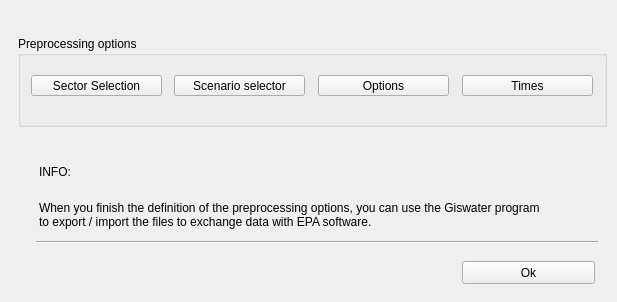
Before: the Qt Designer form ui/file_manager.ui in Giswater/giswater_qgis_plugin, drawn with Qt 5.
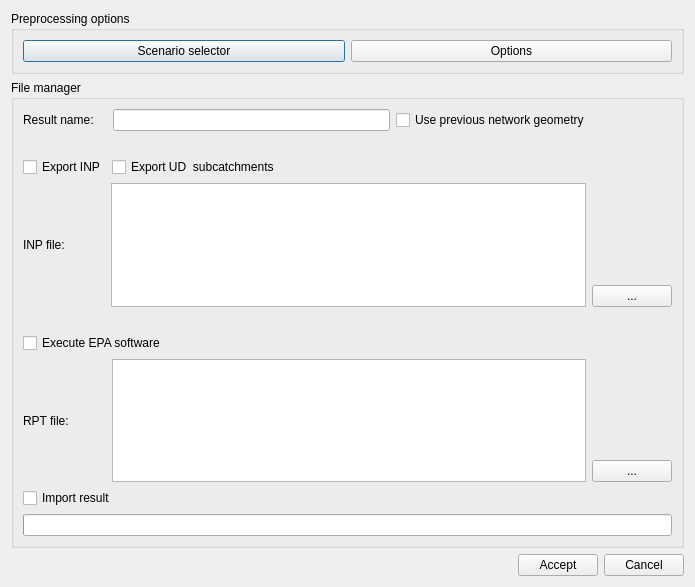
After: the same form once the commit is applied.

Diff of the .ui file:
```diff
--- a/ui/file_manager.ui
+++ b/ui/file_manager.ui
@@ -6,331 +6,376 @@
    <rect>
     <x>0</x>
     <y>0</y>
-    <width>617</width>
-    <height>302</height>
+    <width>695</width>
+    <height>587</height>
    </rect>
   </property>
-  <property name="sizePolicy">
-   <sizepolicy hsizetype="Fixed" vsizetype="Fixed">
-    <horstretch>0</horstretch>
-    <verstretch>0</verstretch>
-   </sizepolicy>
-  </property>
   <property name="windowTitle">
    <string>File manager</string>
   </property>
-  <widget class="QPushButton" name="btn_accept">
-   <property name="geometry">
-    <rect>
-     <x>642</x>
-     <y>588</y>
-     <width>81</width>
-     <height>23</height>
-    </rect>
-   </property>
-   <property name="text">
-    <string>Accept</string>
-   </property>
-  </widget>
-  <widget class="QPushButton" name="btn_cancel">
-   <property name="geometry">
-    <rect>
-     <x>462</x>
-     <y>261</y>
-     <width>133</width>
-     <height>23</height>
-    </rect>
-   </property>
-   <property name="text">
-    <string>Ok</string>
-   </property>
-  </widget>
-  <widget class="QGroupBox" name="groupBox">
-   <property name="geometry">
-    <rect>
-     <x>18</x>
-     <y>36</y>
-     <width>589</width>
-     <height>91</height>
-    </rect>
-   </property>
-   <property name="title">
-    <string>Preprocessing options</string>
-   </property>
-   <widget class="QPushButton" name="btn_times">
-    <property name="geometry">
-     <rect>
-      <x>444</x>
-      <y>39</y>
-      <width>131</width>
-      <height>21</height>
-     </rect>
-    </property>
-    <property name="text">
-     <string>Times</string>
-    </property>
-   </widget>
-   <widget class="QPushButton" name="btn_hs_ds">
-    <property name="geometry">
-     <rect>
-      <x>156</x>
-      <y>39</y>
-      <width>131</width>
-      <height>21</height>
-     </rect>
-    </property>
-    <property name="text">
-     <string>Scenario selector</string>
-    </property>
-   </widget>
-   <widget class="QPushButton" name="btn_sector_selection">
-    <property name="geometry">
-     <rect>
-      <x>13</x>
-      <y>39</y>
-      <width>131</width>
-      <height>21</height>
-     </rect>
-    </property>
-    <property name="text">
-     <string>Sector Selection</string>
-    </property>
-   </widget>
-   <widget class="QPushButton" name="btn_options">
-    <property name="geometry">
-     <rect>
-      <x>300</x>
-      <y>39</y>
-      <width>131</width>
-      <height>21</height>
-     </rect>
-    </property>
-    <property name="text">
-     <string>Options</string>
-    </property>
-   </widget>
-  </widget>
-  <widget class="QGroupBox" name="groupBox_3">
-   <property name="geometry">
-    <rect>
-     <x>27</x>
-     <y>576</y>
-     <width>580</width>
-     <height>304</height>
-    </rect>
-   </property>
-   <property name="title">
-    <string>File manager</string>
-   </property>
-   <widget class="QCheckBox" name="chk_export_subcatch">
-    <property name="geometry">
-     <rect>
-      <x>147</x>
-      <y>69</y>
-      <width>191</width>
-      <height>17</height>
-     </rect>
-    </property>
-    <property name="text">
-     <string>Export subcatchments</string>
-    </property>
-   </widget>
-   <widget class="QTextEdit" name="txt_file_inp">
-    <property name="geometry">
-     <rect>
-      <x>147</x>
-      <y>99</y>
-      <width>331</width>
-      <height>61</height>
-     </rect>
-    </property>
-   </widget>
-   <widget class="QLabel" name="label">
-    <property name="geometry">
-     <rect>
-      <x>97</x>
-      <y>109</y>
-      <width>46</width>
-      <height>13</height>
-     </rect>
-    </property>
-    <property name="text">
-     <string>INP file:</string>
-    </property>
-   </widget>
-   <widget class="QCheckBox" name="chk_import">
-    <property name="geometry">
-     <rect>
-      <x>7</x>
-      <y>269</y>
-      <width>131</width>
-      <height>17</height>
-     </rect>
-    </property>
-    <property name="text">
-     <string>Import results</string>
-    </property>
-   </widget>
-   <widget class="QLabel" name="label_3">
-    <property name="geometry">
-     <rect>
-      <x>67</x>
-      <y>29</y>
-      <width>81</width>
-      <height>20</height>
-     </rect>
-    </property>
-    <property name="text">
-     <string>Result name:</string>
-    </property>
-   </widget>
-   <widget class="QCheckBox" name="chk_export">
-    <property name="geometry">
-     <rect>
-      <x>7</x>
-      <y>69</y>
-      <width>111</width>
-      <height>17</height>
-     </rect>
-    </property>
-    <property name="text">
-     <string>Export INP</string>
-    </property>
-   </widget>
-   <widget class="QLabel" name="label_2">
-    <property name="geometry">
-     <rect>
-      <x>97</x>
-      <y>219</y>
-      <width>46</width>
-      <height>13</height>
-     </rect>
-    </property>
-    <property name="text">
-     <string>RPT file:</string>
-    </property>
-   </widget>
-   <widget class="QTextEdit" name="txt_file_rpt">
-    <property name="geometry">
-     <rect>
-      <x>147</x>
-      <y>199</y>
-      <width>331</width>
-      <height>61</height>
-     </rect>
-    </property>
-   </widget>
-   <widget class="QLineEdit" name="txt_result_name">
-    <property name="geometry">
-     <rect>
-      <x>147</x>
-      <y>29</y>
-      <width>331</width>
-      <height>21</height>
-     </rect>
-    </property>
-    <property name="text">
-     <string/>
-    </property>
-   </widget>
-   <widget class="QPushButton" name="btn_file_inp">
-    <property name="geometry">
-     <rect>
-      <x>487</x>
-      <y>139</y>
-      <width>85</width>
-      <height>23</height>
-     </rect>
-    </property>
-    <property name="text">
-     <string>...</string>
-    </property>
-   </widget>
-   <widget class="QCheckBox" name="chk_exec">
-    <property name="geometry">
-     <rect>
-      <x>7</x>
-      <y>169</y>
-      <width>171</width>
-      <height>17</height>
-     </rect>
-    </property>
-    <property name="text">
-     <string>Execute EPA software</string>
-    </property>
-   </widget>
-   <widget class="QPushButton" name="btn_file_rpt">
-    <property name="geometry">
-     <rect>
-      <x>487</x>
-      <y>239</y>
-      <width>82</width>
-      <height>23</height>
-     </rect>
-    </property>
-    <property name="text">
-     <string>...</string>
-    </property>
-   </widget>
-   <widget class="QCheckBox" name="chk_only_check">
-    <property name="geometry">
-     <rect>
-      <x>489</x>
-      <y>33</y>
-      <width>88</width>
-      <height>17</height>
-     </rect>
-    </property>
-    <property name="text">
-     <string>only check</string>
-    </property>
-   </widget>
-  </widget>
-  <widget class="QLabel" name="label_4">
-   <property name="geometry">
-    <rect>
-     <x>39</x>
-     <y>201</y>
-     <width>511</width>
-     <height>61</height>
-    </rect>
-   </property>
-   <property name="text">
-    <string>When you finish the definition of the preprocessing options, you can use the Giswater program to export / import the files to exchange data with EPA software.</string>
-   </property>
-   <property name="alignment">
-    <set>Qt::AlignLeading|Qt::AlignLeft|Qt::AlignTop</set>
-   </property>
-   <property name="wordWrap">
-    <bool>true</bool>
-   </property>
-  </widget>
-  <widget class="QLabel" name="label_5">
-   <property name="geometry">
-    <rect>
-     <x>39</x>
-     <y>162</y>
-     <width>81</width>
-     <height>20</height>
-    </rect>
-   </property>
-   <property name="text">
-    <string>INFO:</string>
-   </property>
-  </widget>
-  <widget class="Line" name="line">
-   <property name="geometry">
-    <rect>
-     <x>36</x>
-     <y>234</y>
-     <width>562</width>
-     <height>16</height>
-    </rect>
-   </property>
-   <property name="orientation">
-    <enum>Qt::Horizontal</enum>
-   </property>
-  </widget>
+  <layout class="QGridLayout" name="gridLayout" rowstretch="0,0" columnminimumwidth="0">
+   <item row="0" column="0">
+    <layout class="QVBoxLayout" name="verticalLayout_2">
+     <item>
+      <widget class="QGroupBox" name="groupBox">
+       <property name="sizePolicy">
+        <sizepolicy hsizetype="Minimum" vsizetype="Fixed">
+         <horstretch>0</horstretch>
+         <verstretch>0</verstretch>
+        </sizepolicy>
+       </property>
+       <property name="minimumSize">
+        <size>
+         <width>0</width>
+         <height>0</height>
+        </size>
+       </property>
+       <property name="title">
+        <string>Preprocessing options</string>
+       </property>
+       <layout class="QHBoxLayout" name="horizontalLayout">
+        <item>
+         <widget class="QPushButton" name="btn_hs_ds">
+          <property name="sizePolicy">
+           <sizepolicy hsizetype="Minimum" vsizetype="Fixed">
+            <horstretch>0</horstretch>
+            <verstretch>0</verstretch>
+           </sizepolicy>
+          </property>
+          <property name="text">
+           <string>Scenario selector</string>
+          </property>
+         </widget>
+        </item>
+        <item>
+         <widget class="QPushButton" name="btn_options">
+          <property name="sizePolicy">
+           <sizepolicy hsizetype="Minimum" vsizetype="Fixed">
+            <horstretch>0</horstretch>
+            <verstretch>0</verstretch>
+           </sizepolicy>
+          </property>
+          <property name="text">
+           <string>Options</string>
+          </property>
+         </widget>
+        </item>
+       </layout>
+      </widget>
+     </item>
+     <item>
+      <widget class="QGroupBox" name="groupBox_2">
+       <property name="sizePolicy">
+        <sizepolicy hsizetype="Minimum" vsizetype="Minimum">
+         <horstretch>0</horstretch>
+         <verstretch>0</verstretch>
+        </sizepolicy>
+       </property>
+       <property name="title">
+        <string>File manager</string>
+       </property>
+       <layout class="QVBoxLayout" name="verticalLayout">
+        <item>
+         <layout class="QHBoxLayout" name="horizontalLayout_3">
+          <item>
+           <widget class="QLabel" name="label_3">
+            <property name="sizePolicy">
+             <sizepolicy hsizetype="Fixed" vsizetype="Preferred">
+              <horstretch>0</horstretch>
+              <verstretch>0</verstretch>
+             </sizepolicy>
+            </property>
+            <property name="text">
+             <string>Result name:    </string>
+            </property>
+           </widget>
+          </item>
+          <item>
+           <widget class="QLineEdit" name="txt_result_name">
+            <property name="sizePolicy">
+             <sizepolicy hsizetype="Minimum" vsizetype="Fixed">
+              <horstretch>0</horstretch>
+              <verstretch>0</verstretch>
+             </sizepolicy>
+            </property>
+            <property name="text">
+             <string/>
+            </property>
+           </widget>
+          </item>
+          <item>
+           <widget class="QCheckBox" name="chk_only_check">
+            <property name="text">
+             <string>Use previous network geometry</string>
+            </property>
+           </widget>
+          </item>
+         </layout>
+        </item>
+        <item>
+         <layout class="QHBoxLayout" name="horizontalLayout_4">
+          <property name="sizeConstraint">
+           <enum>QLayout::SetDefaultConstraint</enum>
+          </property>
+          <property name="topMargin">
+           <number>20</number>
+          </property>
+          <item>
+           <widget class="QCheckBox" name="chk_export">
+            <property name="sizePolicy">
+             <sizepolicy hsizetype="Fixed" vsizetype="Fixed">
+              <horstretch>0</horstretch>
+              <verstretch>0</verstretch>
+             </sizepolicy>
+            </property>
+            <property name="text">
+             <string>Export INP</string>
+            </property>
+           </widget>
+          </item>
+          <item>
+           <widget class="QCheckBox" name="chk_export_subcatch">
+            <property name="sizePolicy">
+             <sizepolicy hsizetype="Minimum" vsizetype="Fixed">
+              <horstretch>0</horstretch>
+              <verstretch>0</verstretch>
+             </sizepolicy>
+            </property>
+            <property name="text">
+             <string>Export UD  subcatchments</string>
+            </property>
+           </widget>
+          </item>
+          <item>
+           <spacer name="horizontalSpacer_2">
+            <property name="orientation">
+             <enum>Qt::Horizontal</enum>
+            </property>
+            <property name="sizeHint" stdset="0">
+             <size>
+              <width>40</width>
+              <height>20</height>
+             </size>
+            </property>
+           </spacer>
+          </item>
+         </layout>
+        </item>
+        <item>
+         <layout class="QHBoxLayout" name="horizontalLayout_5">
+          <item>
+           <widget class="QLabel" name="label">
+            <property name="sizePolicy">
+             <sizepolicy hsizetype="Fixed" vsizetype="Fixed">
+              <horstretch>0</horstretch>
+              <verstretch>0</verstretch>
+             </sizepolicy>
+            </property>
+            <property name="text">
+             <string>INP file:            </string>
+            </property>
+           </widget>
+          </item>
+          <item>
+           <widget class="QTextEdit" name="txt_file_inp">
+            <property name="sizePolicy">
+             <sizepolicy hsizetype="Expanding" vsizetype="Ignored">
+              <horstretch>0</horstretch>
+              <verstretch>0</verstretch>
+             </sizepolicy>
+            </property>
+            <property name="minimumSize">
+             <size>
+              <width>0</width>
+              <height>0</height>
+             </size>
+            </property>
+           </widget>
+          </item>
+          <item>
+           <layout class="QVBoxLayout" name="verticalLayout_3">
+            <item>
+             <spacer name="verticalSpacer">
+              <property name="orientation">
+               <enum>Qt::Vertical</enum>
+              </property>
+              <property name="sizeHint" stdset="0">
+               <size>
+                <width>20</width>
+                <height>40</height>
+               </size>
+              </property>
+             </spacer>
+            </item>
+            <item>
+             <widget class="QPushButton" name="btn_file_inp">
+              <property name="sizePolicy">
+               <sizepolicy hsizetype="Fixed" vsizetype="Fixed">
+                <horstretch>0</horstretch>
+                <verstretch>0</verstretch>
+               </sizepolicy>
+              </property>
+              <property name="text">
+               <string>...</string>
+              </property>
+             </widget>
+            </item>
+           </layout>
+          </item>
+         </layout>
+        </item>
+        <item>
+         <layout class="QHBoxLayout" name="horizontalLayout_6">
+          <property name="topMargin">
+           <number>20</number>
+          </property>
+          <item>
+           <widget class="QCheckBox" name="chk_exec">
+            <property name="text">
+             <string>Execute EPA software</string>
+            </property>
+           </widget>
+          </item>
+         </layout>
+        </item>
+        <item>
+         <layout class="QHBoxLayout" name="horizontalLayout_7">
+          <item>
+           <widget class="QLabel" name="label_2">
+            <property name="sizePolicy">
+             <sizepolicy hsizetype="Fixed" vsizetype="Preferred">
+              <horstretch>0</horstretch>
+              <verstretch>0</verstretch>
+             </sizepolicy>
+            </property>
+            <property name="text">
+             <string>RPT file:           </string>
+            </property>
+           </widget>
+          </item>
+          <item>
+           <widget class="QTextEdit" name="txt_file_rpt">
+            <property name="sizePolicy">
+             <sizepolicy hsizetype="Expanding" vsizetype="Ignored">
+              <horstretch>0</horstretch>
+              <verstretch>0</verstretch>
+             </sizepolicy>
+            </property>
+           </widget>
+          </item>
+          <item>
+           <layout class="QVBoxLayout" name="verticalLayout_4">
+            <item>
+             <spacer name="verticalSpacer_2">
+              <property name="orientation">
+               <enum>Qt::Vertical</enum>
+              </property>
+              <property name="sizeHint" stdset="0">
+               <size>
+                <width>20</width>
+                <height>40</height>
+               </size>
+              </property>
+             </spacer>
+            </item>
+            <item>
+             <widget class="QPushButton" name="btn_file_rpt">
+              <property name="sizePolicy">
+               <sizepolicy hsizetype="Fixed" vsizetype="Fixed">
+                <horstretch>0</horstretch>
+                <verstretch>0</verstretch>
+               </sizepolicy>
+              </property>
+              <property name="text">
+               <string>...</string>
+              </property>
+              <property name="autoDefault">
+               <bool>true</bool>
+              </property>
+             </widget>
+            </item>
+           </layout>
+          </item>
+         </layout>
+        </item>
+        <item>
+         <widget class="QCheckBox" name="chk_import_result">
+          <property name="text">
+           <string>Import result</string>
+          </property>
+         </widget>
+        </item>
+        <item>
+         <widget class="QProgressBar" name="progressBar">
+          <property name="value">
+           <number>0</number>
+          </property>
+          <property name="textVisible">
+           <bool>false</bool>
+          </property>
+          <property name="orientation">
+           <enum>Qt::Horizontal</enum>
+          </property>
+          <property name="invertedAppearance">
+           <bool>false</bool>
+          </property>
+          <property name="textDirection">
+           <enum>QProgressBar::TopToBottom</enum>
+          </property>
+         </widget>
+        </item>
+       </layout>
+      </widget>
+     </item>
+    </layout>
+   </item>
+   <item row="1" column="0">
+    <layout class="QHBoxLayout" name="horizontalLayout_2">
+     <property name="sizeConstraint">
+      <enum>QLayout::SetDefaultConstraint</enum>
+     </property>
+     <item>
+      <spacer name="horizontalSpacer">
+       <property name="orientation">
+        <enum>Qt::Horizontal</enum>
+       </property>
+       <property name="sizeHint" stdset="0">
+        <size>
+         <width>40</width>
+         <height>20</height>
+        </size>
+       </property>
+      </spacer>
+     </item>
+     <item>
+      <widget class="QPushButton" name="btn_accept">
+       <property name="sizePolicy">
+        <sizepolicy hsizetype="Minimum" vsizetype="Fixed">
+         <horstretch>0</horstretch>
+         <verstretch>0</verstretch>
+        </sizepolicy>
+       </property>
+       <property name="text">
+        <string>Accept</string>
+       </property>
+      </widget>
+     </item>
+     <item>
+      <widget class="QPushButton" name="btn_cancel">
+       <property name="sizePolicy">
+        <sizepolicy hsizetype="Minimum" vsizetype="Fixed">
+         <horstretch>0</horstretch>
+         <verstretch>0</verstretch>
+        </sizepolicy>
+       </property>
+       <property name="text">
+        <string>Cancel</string>
+       </property>
+      </widget>
+     </item>
+    </layout>
+   </item>
+  </layout>
  </widget>
  <tabstops>
   <tabstop>btn_sector_selection</tabstop>
```
Left out of the diff: 24 changed lines with no effect on the pictures.
